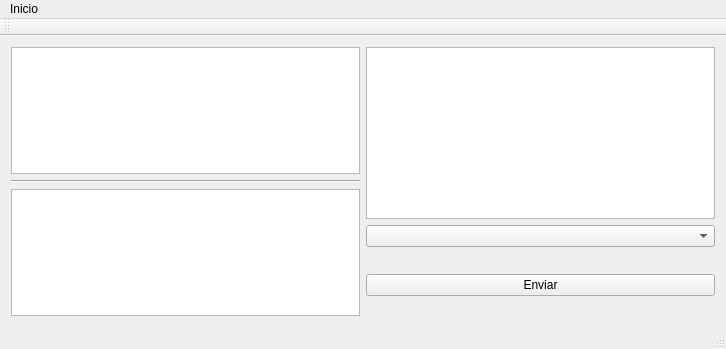
Old version of the form mainwindow.ui in the repository OtavioPellicano/chat-cliente.
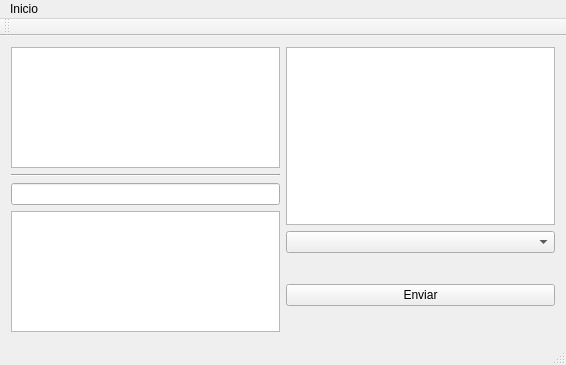
New version of the form.

Commit message: Add um box para o nickname na ui. Estour tratando nickname e desconexao

```diff
--- a/mainwindow.ui
+++ b/mainwindow.ui
@@ -6,8 +6,8 @@
    <rect>
     <x>0</x>
     <y>0</y>
-    <width>726</width>
-    <height>349</height>
+    <width>566</width>
+    <height>365</height>
    </rect>
   </property>
   <property name="windowTitle">
@@ -42,6 +42,9 @@
           </property>
          </spacer>
         </item>
+        <item>
+         <widget class="QLineEdit" name="lineEdit_nickname"/>
+        </item>
         <item>
          <widget class="QTextEdit" name="textEdit_mensagem"/>
         </item>
@@ -99,7 +102,7 @@
     <rect>
      <x>0</x>
      <y>0</y>
-     <width>726</width>
+     <width>566</width>
      <height>25</height>
     </rect>
    </property>
```
The commit also changes 3 other files.
